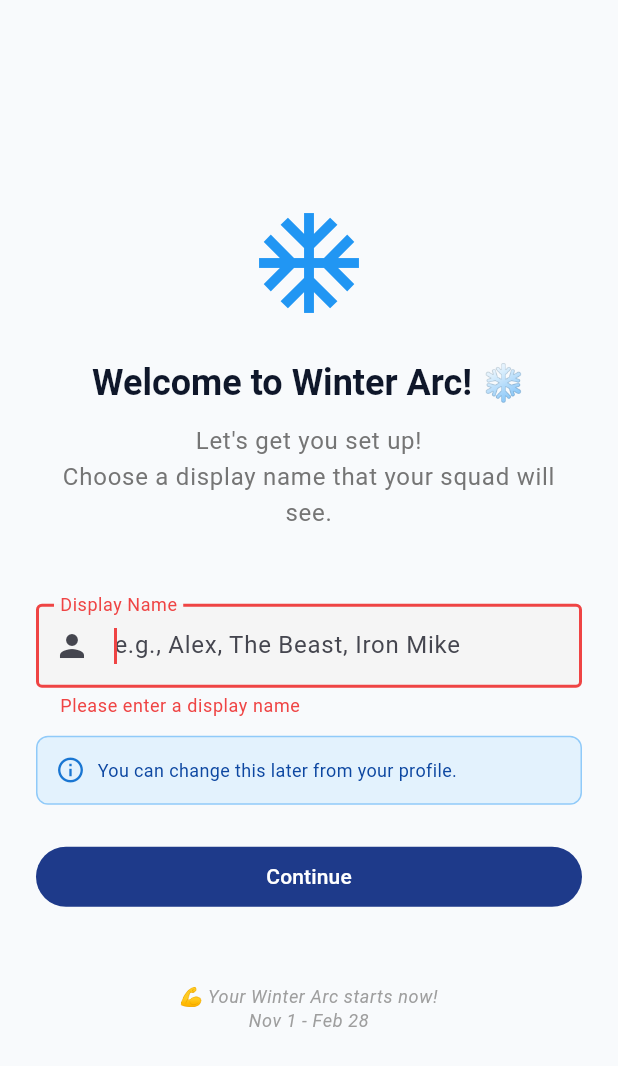
After one commit to RivaldoPardede/winter_arc, a Flutter app: the WelcomeScreen screen opened by its route, after a tap on "Continue", on a phone screen of 412 x 824 dp. The commit adds this screen. Shown: the top 1066 px of the screen. Run offline on Flutter 3.47's test engine with Material 3 defaults, Android fonts, the light colour scheme and no system bars; our stand-ins replace cloud_firestore, firebase_auth, firebase_core, go_router, shared_preferences; accounts and stored records are empty.

Commit message:
feat: Implement user profile creation and welcome screen for first-time users

```diff
--- a/lib/router/app_router.dart
+++ b/lib/router/app_router.dart
@@ -3,6 +3,7 @@ import 'package:flutter/material.dart';
 import 'package:go_router/go_router.dart';
 import 'package:provider/provider.dart';
 import 'package:winter_arc/screens/auth/login_screen.dart';
+import 'package:winter_arc/screens/auth/welcome_screen.dart';
 import 'package:winter_arc/screens/home/home_screen.dart';
 import 'package:winter_arc/screens/log_workout/log_workout_screen.dart';
 import 'package:winter_arc/screens/progress/progress_screen.dart';
@@ -14,32 +15,48 @@ class AppRouter {
   static final _rootNavigatorKey = GlobalKey<NavigatorState>();
   static final _authService = AuthService();
 
-  static final GoRouter router = GoRouter(
+  static GoRouter createRouter(UserProvider userProvider) {
+    return GoRouter(
       navigatorKey: _rootNavigatorKey,
       initialLocation: '/home',
       redirect: (context, state) {
         final isLoggedIn = _authService.isLoggedIn;
         final isLoginRoute = state.matchedLocation == '/login';
+        final isWelcomeRoute = state.matchedLocation == '/welcome';
 
         // If not logged in and not already on login page, redirect to login
         if (!isLoggedIn && !isLoginRoute) {
           return '/login';
         }
 
-      // If logged in and on login page, redirect to home
-      if (isLoggedIn && isLoginRoute) {
+        // If logged in but no profile and not on welcome screen, redirect to welcome
+        if (isLoggedIn && !userProvider.hasProfile && !isWelcomeRoute && !isLoginRoute) {
+          return '/welcome';
+        }
+
+        // If logged in, has profile, and on login/welcome page, redirect to home
+        if (isLoggedIn && userProvider.hasProfile && (isLoginRoute || isWelcomeRoute)) {
           return '/home';
         }
 
         // No redirect needed
         return null;
       },
-    refreshListenable: GoRouterRefreshStream(_authService.authStateChanges),
+      refreshListenable: Listenable.merge([
+        GoRouterRefreshStream(_authService.authStateChanges),
+        userProvider, // Also listen to UserProvider changes
+      ]),
     routes: [
       // Login Route (no bottom nav)
       GoRoute(
         path: '/login',
         builder: (context, state) => const LoginScreen(),
+      ),
+
+      // Welcome Route (first-time setup)
+      GoRoute(
+        path: '/welcome',
+        builder: (context, state) => const WelcomeScreen(),
       ),
 
       // Main App Routes (with bottom nav)
@@ -84,6 +101,7 @@ class AppRouter {
       ),
     ],
     );
+  }
 }
 
 // Helper class to make GoRouter respond to auth state changes
--- a/lib/screens/auth/login_screen.dart
+++ b/lib/screens/auth/login_screen.dart
@@ -1,6 +1,8 @@
 import 'package:flutter/material.dart';
 import 'package:firebase_auth/firebase_auth.dart';
+import 'package:provider/provider.dart';
 import 'package:winter_arc/services/auth_service.dart';
+import 'package:winter_arc/providers/user_provider.dart';
 
 class LoginScreen extends StatefulWidget {
   const LoginScreen({super.key});
@@ -41,6 +43,10 @@ class _LoginScreenState extends State<LoginScreen> {
       );
 
       if (mounted) {
+        // Load user profile to check if it exists
+        final userProvider = context.read<UserProvider>();
+        await userProvider.loadUser();
+
         // Navigation handled by auth state listener in router
       }
     } on FirebaseAuthException catch (e) {
--- /dev/null
+++ b/lib/screens/auth/welcome_screen.dart
@@ -0,0 +1,213 @@
+import 'package:flutter/material.dart';
+import 'package:go_router/go_router.dart';
+import 'package:provider/provider.dart';
+import 'package:winter_arc/providers/user_provider.dart';
+import 'package:winter_arc/models/user.dart';
+
+class WelcomeScreen extends StatefulWidget {
+  const WelcomeScreen({super.key});
+
+  @override
+  State<WelcomeScreen> createState() => _WelcomeScreenState();
+}
+
+class _WelcomeScreenState extends State<WelcomeScreen> {
+  final _formKey = GlobalKey<FormState>();
+  final _nameController = TextEditingController();
+  bool _isLoading = false;
+  String? _errorMessage;
+
+  @override
+  void dispose() {
+    _nameController.dispose();
+    super.dispose();
+  }
+
+  Future<void> _handleSubmit() async {
+    if (!_formKey.currentState!.validate()) {
+      return;
+    }
+
+    setState(() {
+      _isLoading = true;
+      _errorMessage = null;
+    });
+
+    try {
+      final userProvider = context.read<UserProvider>();
+
+      // Create user profile with the chosen name
+      final user = User(
+        id: userProvider.userId,
+        name: _nameController.text.trim(),
+        joinedDate: DateTime.now(),
+      );
+
+      await userProvider.createUserProfile(user);
+
+      if (mounted) {
+        // Navigate to home screen
+        context.go('/home');
+      }
+    } catch (e) {
+      setState(() {
+        _errorMessage = 'Failed to create profile: $e';
+        _isLoading = false;
+      });
+    }
+  }
+
+  @override
+  Widget build(BuildContext context) {
+    return Scaffold(
+      body: SafeArea(
+        child: Center(
+          child: SingleChildScrollView(
+            padding: const EdgeInsets.all(24.0),
+            child: Form(
+              key: _formKey,
+              child: Column(
+                mainAxisAlignment: MainAxisAlignment.center,
+                crossAxisAlignment: CrossAxisAlignment.stretch,
+                children: [
+                  // Winter Arc Logo/Icon
+                  const Icon(
+                    Icons.ac_unit,
+                    size: 80,
+                    color: Colors.blue,
+                  ),
+                  const SizedBox(height: 24),
+
+                  // Welcome Title
+                  Text(
+                    'Welcome to Winter Arc! ❄️',
+                    style: Theme.of(context).textTheme.headlineMedium?.copyWith(
+                          fontWeight: FontWeight.bold,
+                        ),
+                    textAlign: TextAlign.center,
+                  ),
+                  const SizedBox(height: 12),
+
+                  // Subtitle
+                  Text(
+                    'Let\'s get you set up!\nChoose a display name that your squad will see.',
+                    style: Theme.of(context).textTheme.bodyLarge?.copyWith(
+                          color: Colors.grey[600],
+                        ),
+                    textAlign: TextAlign.center,
+                  ),
+                  const SizedBox(height: 48),
+
+                  // Name Input Field
+                  TextFormField(
+                    controller: _nameController,
+                    decoration: const InputDecoration(
+                      labelText: 'Display Name',
+                      hintText: 'e.g., Alex, The Beast, Iron Mike',
+                      prefixIcon: Icon(Icons.person),
+                      border: OutlineInputBorder(),
+                    ),
+                    textCapitalization: TextCapitalization.words,
+                    autofocus: true,
+                    enabled: !_isLoading,
+                    validator: (value) {
+                      if (value == null || value.trim().isEmpty) {
+                        return 'Please enter a display name';
+                      }
+                      if (value.trim().length < 2) {
+                        return 'Name must be at least 2 characters';
+                      }
+                      if (value.trim().length > 30) {
+                        return 'Name must be less than 30 characters';
+                      }
+                      return null;
+                    },
+                    onFieldSubmitted: (_) => _handleSubmit(),
+                  ),
+                  const SizedBox(height: 12),
+
+                  // Info Box
+                  Container(
+                    padding: const EdgeInsets.all(12),
+                    decoration: BoxDecoration(
+                      color: Colors.blue[50],
+                      borderRadius: BorderRadius.circular(8),
+                      border: Border.all(color: Colors.blue[200]!),
+                    ),
+                    child: Row(
+                      children: [
+                        Icon(Icons.info_outline, color: Colors.blue[700], size: 20),
+                        const SizedBox(width: 8),
+                        Expanded(
+                          child: Text(
+                            'You can change this later from your profile.',
+                            style: TextStyle(
+                              color: Colors.blue[900],
+                              fontSize: 12,
+                            ),
+                          ),
+                        ),
+                      ],
+                    ),
+                  ),
+                  const SizedBox(height: 24),
+
+                  // Error Message
+                  if (_errorMessage != null) ...[
+                    Container(
+                      padding: const EdgeInsets.all(12),
+                      decoration: BoxDecoration(
+                        color: Colors.red[50],
+                        borderRadius: BorderRadius.circular(8),
+                        border: Border.all(color: Colors.red[200]!),
+                      ),
+                      child: Row(
+                        children: [
+                          Icon(Icons.error_outline, color: Colors.red[700], size: 20),
+                          const SizedBox(width: 8),
+                          Expanded(
+                            child: Text(
+                              _errorMessage!,
+                              style: TextStyle(color: Colors.red[900]),
+                            ),
+                          ),
+                        ],
+                      ),
+                    ),
+                    const SizedBox(height: 16),
+                  ],
+
+                  // Continue Button
+                  FilledButton(
+                    onPressed: _isLoading ? null : _handleSubmit,
+                    child: _isLoading
+                        ? const SizedBox(
+                            height: 20,
+                            width: 20,
+                            child: CircularProgressIndicator(
+                              strokeWidth: 2,
+                              valueColor: AlwaysStoppedAnimation<Color>(Colors.white),
+                            ),
+                          )
+                        : const Text('Continue'),
+                  ),
+                  const SizedBox(height: 48),
+
+                  // Fun motivational text
+                  Text(
+                    '💪 Your Winter Arc starts now!\nNov 1 - Feb 28',
+                    style: Theme.of(context).textTheme.bodySmall?.copyWith(
+                          color: Colors.grey[500],
+                          fontStyle: FontStyle.italic,
+                        ),
+                    textAlign: TextAlign.center,
+                  ),
+                ],
+              ),
+            ),
+          ),
+        ),
+      ),
+    );
+  }
+}
```
Also changed, not shown: lib/main.dart (+20 -8 lines), lib/providers/user_provider.dart (+25 -9 lines). Lines whose indentation alone changed are shown as unchanged.
